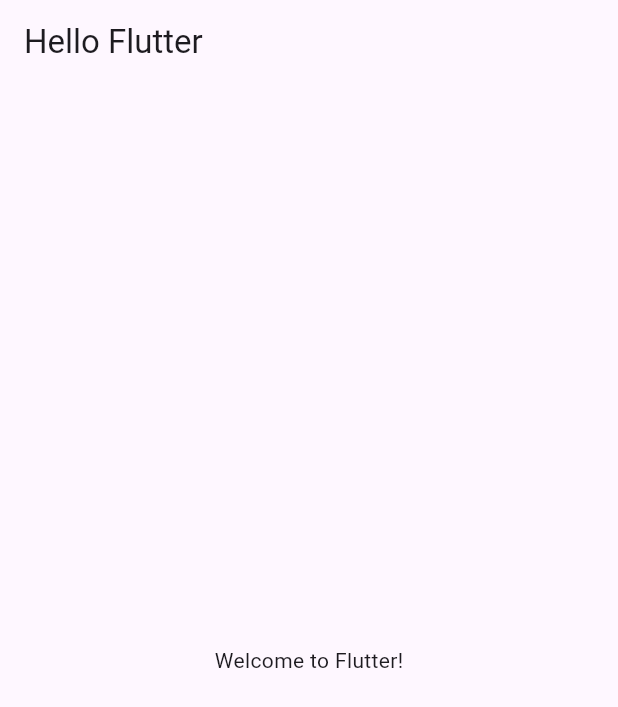
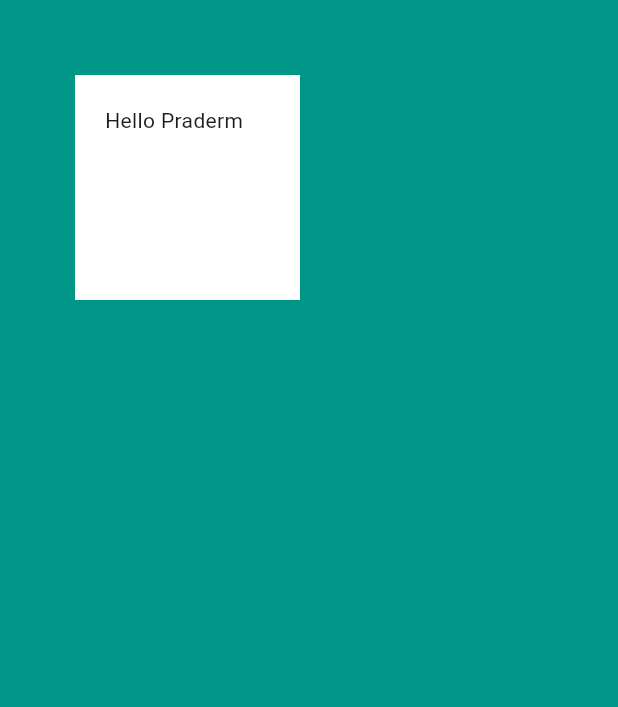
Before and after one commit to PradermN/My-Card, a Flutter app: the screen it shows after launch, on a phone screen of 412 x 824 dp. Shown: the top 707 px of the screen. Run offline on Flutter 3.47's test engine with Material 3 defaults, Android fonts, the phone set to English and light mode, and no system bars.

Commit message:
single layout widget Container

```diff
--- a/lib/main.dart
+++ b/lib/main.dart
@@ -11,12 +11,17 @@
   Widget build(BuildContext context) {
     return MaterialApp(
       home: Scaffold(
-        appBar: AppBar(
-          title: const Text('Hello Flutter'),
-        ),
-        body: const Center(
-          child: Text('Welcome to Flutter!'),
-        ),
+        backgroundColor: Colors.teal,
+        body: SafeArea(
+          child: Container(
+            height: 150.0,
+            width: 150.0,
+            margin: EdgeInsets.all( 50.0 ),
+            padding: EdgeInsets.all( 20.0 ),
+            color: Colors.white,
+            child: Text('Hello Praderm'),
+          ),
+        )
       ),
     );
   }
```
